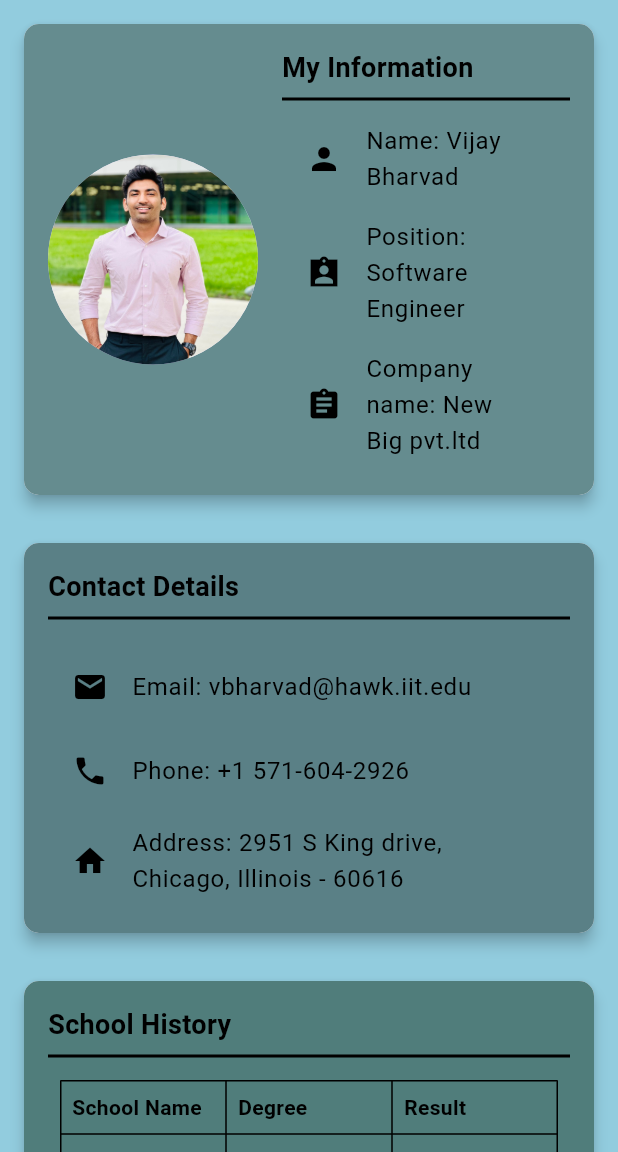
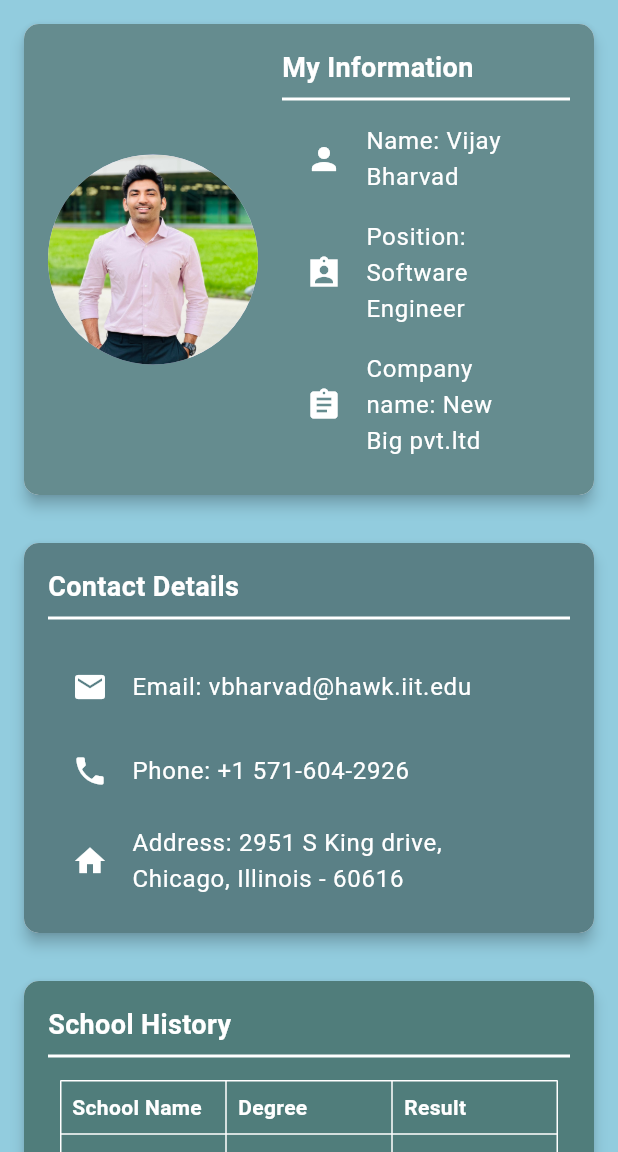
Before and after one commit to vijay0772/Profile-Page-, a Flutter app: the screen it shows after launch, on a phone screen of 412 x 824 dp, the part 84-1236 px from its top. Run offline on Flutter 3.47's test engine with Material 3 defaults, Android fonts, the phone set to English and light mode, and no system bars; our stand-ins replace flutter_svg.

Commit message:
completed application

```diff
--- a/lib/main.dart
+++ b/lib/main.dart
@@ -24,7 +24,6 @@ void main() {
           name: "Illinois Tech",
           degree: "MCS",
           result: "GPA: 3",
-
         ),
       ],
       projects: [
@@ -37,6 +36,7 @@ void main() {
 
   runApp(MyProfileApp(myData: myData));
 }
+
 class MyProfileApp extends StatelessWidget {
   final MyData myData;
 
@@ -65,6 +65,7 @@ class MyProfileApp extends StatelessWidget {
     );
   }
 }
+
 class MyInformationSection extends StatelessWidget {
   final MyData myData;
 
@@ -98,35 +99,35 @@ class MyInformationSection extends StatelessWidget {
                     child: Column(
                       crossAxisAlignment: CrossAxisAlignment.start,
                       children: <Widget>[
-                        const Text(
+                        Text(
                           "My Information",
                           style: TextStyle(
                             fontSize: 18.0,
                             fontWeight: FontWeight.bold,
-                            color: Colors.black,
+                            color: Colors.white,
                           ),
                         ),
-                        const Divider(
-                          color: Colors.black,
+                        Divider(
+                          color: Colors.white,
                           thickness: 2.0,
                         ),
                         ListTile(
                           leading:
-                              const Icon(Icons.person, color: Colors.black),
+                              Icon(Icons.person, color: Colors.white),
                           title: Text("Name: ${myData.name}",
-                              style: const TextStyle(color: Colors.black)),
+                              style: TextStyle(color: Colors.white)),
                         ),
                         ListTile(
-                          leading: const Icon(Icons. assignment_ind_sharp,
-                              color: Colors.black),
+                          leading: Icon(Icons. assignment_ind_sharp,
+                              color: Colors.white),
                           title: Text("Position: ${myData.position}",
-                              style: const TextStyle(color: Colors.black)),
+                              style: TextStyle(color: Colors.white)),
                         ),
                         ListTile(
                           leading:
-                              const Icon(Icons.assignment, color: Colors.black),
+                              Icon(Icons.assignment, color: Colors.white),
                           title: Text("Company name: ${myData.companyname}",
-                              style: const TextStyle(color: Colors.black)),
+                              style: TextStyle(color: Colors.white)),
                         ),
                       ],
                     ),
@@ -140,6 +141,7 @@ class MyInformationSection extends StatelessWidget {
     );
   }
 }
+
 class ContactDetailsSection extends StatelessWidget {
   final MyData myData;
 
@@ -163,33 +165,33 @@ class ContactDetailsSection extends StatelessWidget {
           child: Column(
             crossAxisAlignment: CrossAxisAlignment.start,
             children: <Widget>[
-              const Text(
+              Text(
                 "Contact Details",
                 style: TextStyle(
                   fontSize: 18.0,
                   fontWeight: FontWeight.bold,
-                  color: Colors.black,
+                  color: Colors.white,
                 ),
               ),
-              const Divider(
-                color: Colors.black,
+              Divider(
+                color: Colors.white,
                 thickness: 2.0,
               ),
               const SizedBox(height: 10.0),
               ListTile(
-                leading: const Icon(Icons.email, color: Colors.black),
+                leading: Icon(Icons.email, color: Colors.white),
                 title: Text("Email: ${myData.email}",
-                    style: const TextStyle(color: Colors.black)),
+                    style: TextStyle(color: Colors.white)),
               ),
               ListTile(
-                leading: const Icon(Icons.phone, color: Colors.black),
+                leading: Icon(Icons.phone, color: Colors.white),
                 title: Text("Phone: ${myData.phone}",
-                    style: const TextStyle(color: Colors.black)),
+                    style: TextStyle(color: Colors.white)),
               ),
               ListTile(
-                leading: const Icon(Icons.home, color: Colors.black),
+                leading: Icon(Icons.home, color: Colors.white),
                 title: Text("Address: ${myData.address}",
-                    style: const TextStyle(color: Colors.black)),
+                    style: TextStyle(color: Colors.white)),
               ),
             ],
           ),
@@ -198,6 +200,7 @@ class ContactDetailsSection extends StatelessWidget {
     );
   }
 }
+
 class EducationSection extends StatelessWidget {
   final MyData myData;
 
@@ -221,28 +224,28 @@ class EducationSection extends StatelessWidget {
           child: Column(
             crossAxisAlignment: CrossAxisAlignment.start,
             children: <Widget>[
-              const Text(
+              Text(
                 "School History",
                 style: TextStyle(
                   fontSize: 18.0,
                   fontWeight: FontWeight.bold,
-                  color: Colors.black,
+                  color: Colors.white,
                 ),
               ),
-              const Divider(
-                color: Colors.black,
+              Divider(
+                color: Colors.white,
                 thickness: 2.0,
               ),
               Padding(
                 padding: const EdgeInsets.all(8.0),
                 child: Table(
                   border: TableBorder.all(
-                    color: Colors.black,
+                    color: Colors.white,
                     width: 1.0,
                     style: BorderStyle.solid,
                   ),
                   children: <TableRow>[
-                    const TableRow(
+                    TableRow(
                       children: <TableCell>[
                         TableCell(
                           child: Padding(
@@ -251,7 +254,7 @@ class EducationSection extends StatelessWidget {
                               "School Name",
                               style: TextStyle(
                                 fontWeight: FontWeight.bold,
-                                color: Colors.black,
+                                color: Colors.white,
                               ),
                             ),
                           ),
@@ -263,7 +266,7 @@ class EducationSection extends StatelessWidget {
                               "Degree",
                               style: TextStyle(
                                 fontWeight: FontWeight.bold,
-                                color: Colors.black,
+                                color: Colors.white,
                               ),
                             ),
                           ),
@@ -275,7 +278,7 @@ class EducationSection extends StatelessWidget {
                               "Result",
                               style: TextStyle(
                                 fontWeight: FontWeight.bold,
-                                color: Colors.black,
+                                color: Colors.white,
                               ),
                             ),
                           ),
@@ -290,7 +293,7 @@ class EducationSection extends StatelessWidget {
                               padding: const EdgeInsets.all(8.0),
                               child: Text(
                                 school.name,
-                                style: const TextStyle(color: Colors.black),
+                                style: TextStyle(color: Colors.white),
                               ),
                             ),
                           ),
@@ -299,7 +302,7 @@ class EducationSection extends StatelessWidget {
                               padding: const EdgeInsets.all(8.0),
                               child: Text(
                                 school.degree,
-                                style: const TextStyle(color: Colors.black),
+                                style: TextStyle(color: Colors.white),
                               ),
                             ),
                           ),
@@ -308,7 +311,7 @@ class EducationSection extends StatelessWidget {
                               padding: const EdgeInsets.all(8.0),
                               child: Text(
                                 school.result ?? 'N/A',
-                                style: const TextStyle(color: Colors.black),
+                                style: TextStyle(color: Colors.white),
                               ),
                             ),
                           ),
@@ -324,6 +327,7 @@ class EducationSection extends StatelessWidget {
     );
   }
 }
+
 class ProjectsSection extends StatelessWidget {
   final MyData myData;
   const ProjectsSection({required this.myData});
@@ -332,7 +336,6 @@ class ProjectsSection extends StatelessWidget {
     return Card(
       margin: const EdgeInsets.all(16.0),
       elevation: 4.0,
-      // color: Colors.black12,
       shape: RoundedRectangleBorder(
         borderRadius: BorderRadius.circular(10.0),
       ),
@@ -346,22 +349,21 @@ class ProjectsSection extends StatelessWidget {
           child: Column(
             crossAxisAlignment: CrossAxisAlignment.start,
             children: <Widget>[
-              const Text(
+              Text(
                 "Projects",
                 style: TextStyle(
                   fontSize: 18.0,
                   fontWeight: FontWeight.bold,
-                  color: Colors.black,
+                  color: Colors.white,
                 ),
               ),
-              const Divider(
-                color: Colors.black,
+              Divider(
+                color: Colors.white,
                 thickness: 2.0,
               ),
               const SizedBox(height: 10.0),
               GridView.builder(
                 shrinkWrap: true,
-                // physics: const NeverScrollableScrollPhysics(),
                 gridDelegate: const SliverGridDelegateWithFixedCrossAxisCount(
                   crossAxisCount: 3,
                   crossAxisSpacing: 10.0,
@@ -390,10 +392,10 @@ class ProjectsSection extends StatelessWidget {
                           Text(
                             project.name,
                             textAlign: TextAlign.center,
-                            style: const TextStyle(
+                            style: TextStyle(
                               fontSize: 14.0,
                               fontWeight: FontWeight.bold,
-                              color: Colors.black,
+                              color: const Color.fromARGB(255, 90, 90, 90),
                             ),
                           ),
                         ],
```
